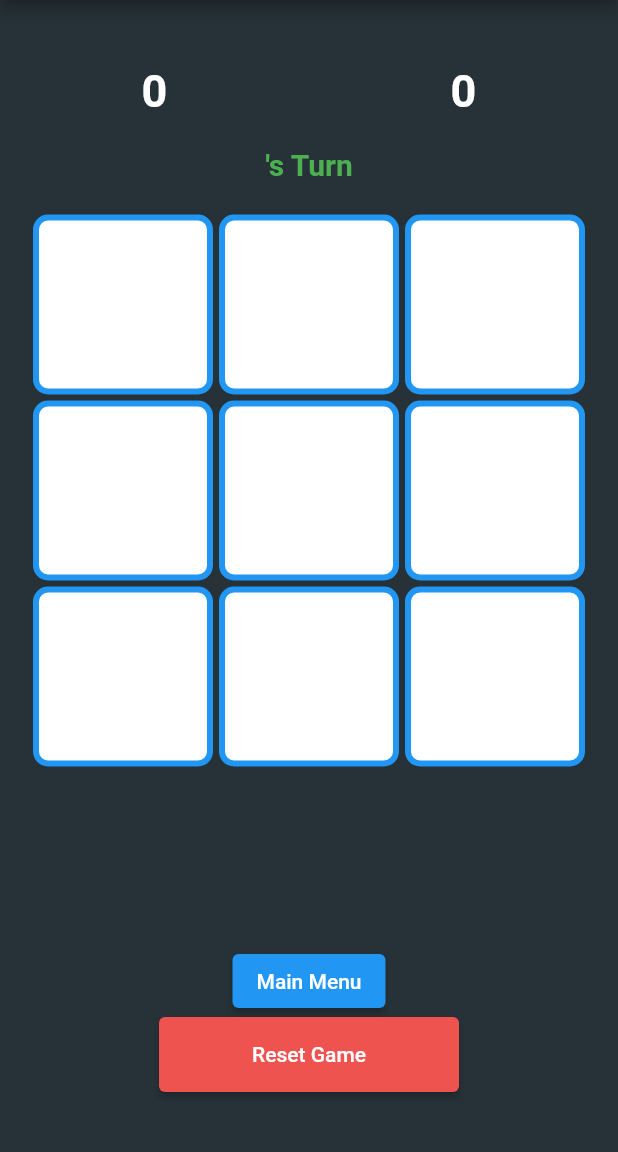
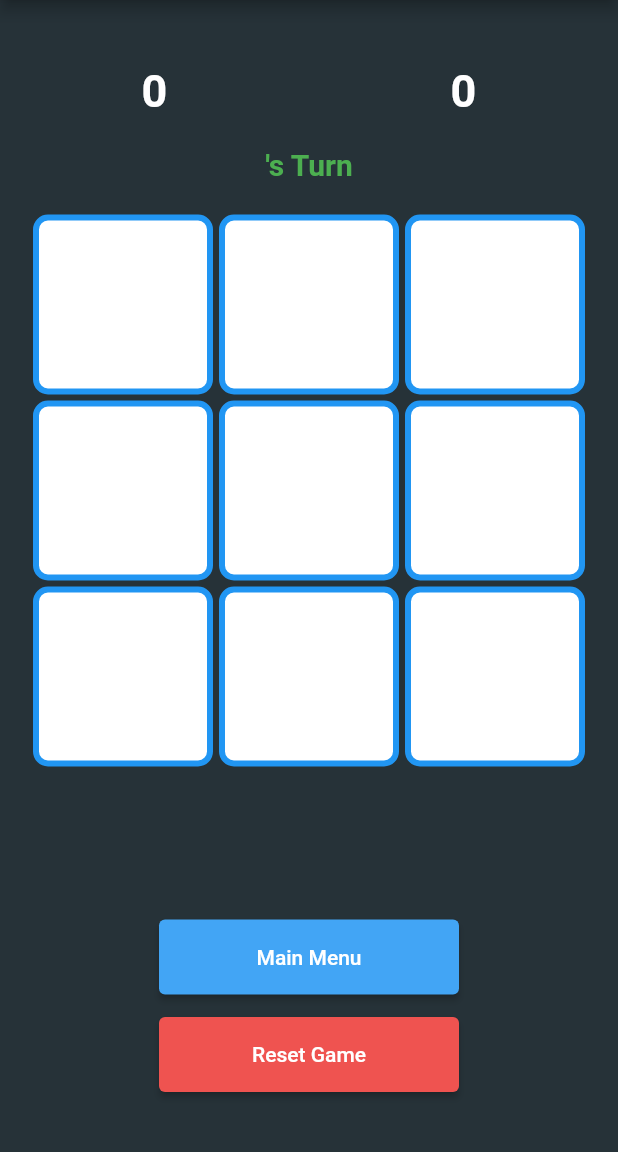
Before and after one commit to JustintheBox/TicTacToe, a Flutter app: the screen it shows after launch, after a tap on "Start Game", on a phone screen of 412 x 824 dp, the part 84-1236 px from its top. Run offline on Flutter 3.47's test engine with Material 2 defaults, Android fonts, the phone set to English and light mode, and no system bars.

Commit message:
updated color and button

```diff
--- a/myapp/lib/main.dart
+++ b/myapp/lib/main.dart
@@ -29,6 +29,7 @@ class _MyAppState extends State<MyApp> {
     return Scaffold(
       appBar: AppBar(
         title: Text('Tic Tac Toe'),
+        backgroundColor: Colors.lightBlue[900],
       ),
       backgroundColor: Colors.blueGrey[900],
       body: SingleChildScrollView(
--- a/myapp/lib/tictactoe.dart
+++ b/myapp/lib/tictactoe.dart
@@ -96,7 +96,7 @@ class _TicTacToeState extends State<TicTacToe> {
           }
           if (winner == "X") {
             winner = playerOneName;
-          } else {
+          } else if (winner == "O") {
             winner = playerTwoName;
           }
           showDialog(
@@ -236,14 +236,21 @@ class _TicTacToeState extends State<TicTacToe> {
                 ),
               ),
             ),
-            ElevatedButton(
-              child: const Text('Main Menu'),
+            Padding(
+              padding: const EdgeInsets.only(bottom: 15),
+              child: ElevatedButton(
                 onPressed: () {
                   Navigator.push(
                     context,
                     MaterialPageRoute(builder: (context) => MyApp()),
                   );
                 },
+                child: Text("Main Menu"),
+                style: ElevatedButton.styleFrom(
+                  minimumSize: const Size(200, 50),
+                  backgroundColor: Colors.blue[400],
+                ),
+              ),
             ),
             Padding(
               padding: const EdgeInsets.only(bottom: 40),
```
Lines whose indentation alone changed are shown as unchanged.
